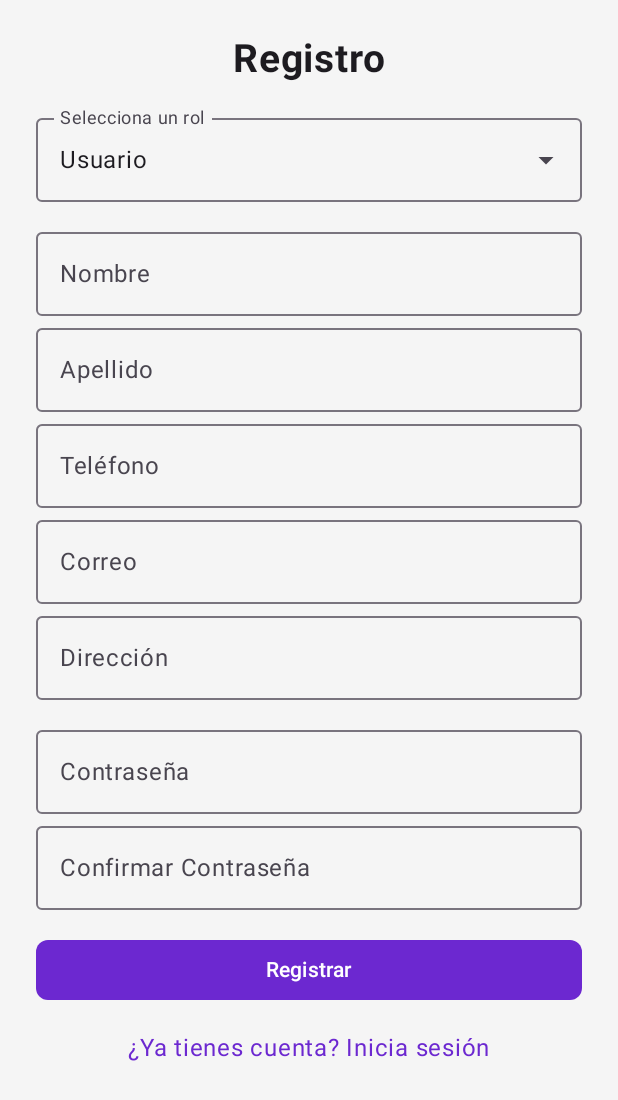
After one commit to Duvan0417/PetPedia_Android, an Android app built with Jetpack Compose: the composable RegisterScreen shown on its own in the app's theme, on a phone screen of 412 x 824 dp. The commit adds this screen. Shown: the top 1100 px of the screen. Run offline under Robolectric (Android 15) with nearby library versions, the phone set to English and light mode, and no system bars.

Commit message:
inicio y registro

```diff
--- /dev/null
+++ b/app/src/main/java/com/example/primerproyecto/RegisterScreen.kt
@@ -0,0 +1,188 @@
+package com.example.primerproyecto
+
+import androidx.compose.foundation.clickable
+import androidx.compose.foundation.layout.*
+import androidx.compose.foundation.shape.RoundedCornerShape
+import androidx.compose.material.icons.Icons
+import androidx.compose.material.icons.filled.ArrowDropDown
+import androidx.compose.material3.*
+import androidx.compose.runtime.*
+import androidx.compose.ui.Alignment
+import androidx.compose.ui.Modifier
+import androidx.compose.ui.graphics.Color
+import androidx.compose.ui.text.font.FontWeight
+import androidx.compose.ui.text.input.PasswordVisualTransformation
+import androidx.compose.ui.unit.dp
+import androidx.compose.ui.unit.sp
+
+@OptIn(ExperimentalMaterial3Api::class)
+@Composable
+fun RegisterScreen(
+    onRegister: () -> Unit,
+    onGoToLogin: () -> Unit
+) {
+    val roles = listOf("Veterinaria", "Usuario", "Entrenador", "Refugio")
+    var selectedRole by remember { mutableStateOf("Usuario") }
+    var expanded by remember { mutableStateOf(false) }
+
+    var nombre by remember { mutableStateOf("") }
+    var apellido by remember { mutableStateOf("") }
+    var telefono by remember { mutableStateOf("") }
+    var correo by remember { mutableStateOf("") }
+    var direccion by remember { mutableStateOf("") }
+    var horario by remember { mutableStateOf("") }
+    var password by remember { mutableStateOf("") }
+    var confirmPassword by remember { mutableStateOf("") }
+    var errorMessage by remember { mutableStateOf("") }
+
+    Column(
+        modifier = Modifier
+            .fillMaxSize()
+            .padding(24.dp),
+        horizontalAlignment = Alignment.CenterHorizontally
+    ) {
+        Text("Registro", fontSize = 26.sp, fontWeight = FontWeight.Bold)
+
+        Spacer(modifier = Modifier.height(16.dp))
+
+        // Campo que abre el menú
+        OutlinedTextField(
+            value = selectedRole,
+            onValueChange = {},
+            readOnly = true,
+            label = { Text("Selecciona un rol") },
+            trailingIcon = {
+                IconButton(onClick = { expanded = !expanded }) {
+                    Icon(Icons.Default.ArrowDropDown, contentDescription = null)
+                }
+            },
+            modifier = Modifier
+                .fillMaxWidth()
+                .clickable { expanded = !expanded }
+        )
+
+        DropdownMenu(
+            expanded = expanded,
+            onDismissRequest = { expanded = false },
+            modifier = Modifier.fillMaxWidth()
+        ) {
+            roles.forEach { role ->
+                DropdownMenuItem(
+                    text = { Text(role) },
+                    onClick = {
+                        selectedRole = role
+                        expanded = false
+                    }
+                )
+            }
+        }
+
+        Spacer(modifier = Modifier.height(12.dp))
+
+        OutlinedTextField(
+            value = nombre,
+            onValueChange = { nombre = it },
+            label = { Text("Nombre") },
+            modifier = Modifier.fillMaxWidth()
+        )
+
+        if (selectedRole == "Usuario") {
+            OutlinedTextField(
+                value = apellido,
+                onValueChange = { apellido = it },
+                label = { Text("Apellido") },
+                modifier = Modifier.fillMaxWidth()
+            )
+        }
+
+        if (selectedRole != "Refugio") {
+            OutlinedTextField(
+                value = telefono,
+                onValueChange = { telefono = it },
+                label = { Text("Teléfono") },
+                modifier = Modifier.fillMaxWidth()
+            )
+        }
+
+        OutlinedTextField(
+            value = correo,
+            onValueChange = { correo = it },
+            label = { Text("Correo") },
+            modifier = Modifier.fillMaxWidth()
+        )
+
+        OutlinedTextField(
+            value = direccion,
+            onValueChange = { direccion = it },
+            label = { Text("Dirección") },
+            modifier = Modifier.fillMaxWidth()
+        )
+
+        if (selectedRole == "Veterinaria") {
+            OutlinedTextField(
+                value = horario,
+                onValueChange = { horario = it },
+                label = { Text("Horario de atención") },
+                modifier = Modifier.fillMaxWidth()
+            )
+        }
+
+        Spacer(modifier = Modifier.height(12.dp))
+
+        OutlinedTextField(
+            value = password,
+            onValueChange = { password = it },
+            label = { Text("Contraseña") },
+            visualTransformation = PasswordVisualTransformation(),
+            modifier = Modifier.fillMaxWidth()
+        )
+
+        OutlinedTextField(
+            value = confirmPassword,
+            onValueChange = { confirmPassword = it },
+            label = { Text("Confirmar Contraseña") },
+            visualTransformation = PasswordVisualTransformation(),
+            modifier = Modifier.fillMaxWidth()
+        )
+
+        if (errorMessage.isNotEmpty()) {
+            Spacer(modifier = Modifier.height(8.dp))
+            Text(errorMessage, color = Color.Red, fontSize = 14.sp)
+        }
+
+        Spacer(modifier = Modifier.height(16.dp))
+
+        Button(
+            onClick = {
+                // validaciones
+                if (nombre.isBlank() || correo.isBlank() || password.isBlank() || confirmPassword.isBlank()) {
+                    errorMessage = "Por favor completa todos los campos obligatorios"
+                    return@Button
+                }
+                if (!android.util.Patterns.EMAIL_ADDRESS.matcher(correo).matches()) {
+                    errorMessage = "Correo inválido"
+                    return@Button
+                }
+                if (password != confirmPassword) {
+                    errorMessage = "Las contraseñas no coinciden"
+                    return@Button
+                }
+                // OK
+                errorMessage = ""
+                onRegister()
+            },
+            modifier = Modifier.fillMaxWidth(),
+            shape = RoundedCornerShape(8.dp),
+            colors = ButtonDefaults.buttonColors(containerColor = Color(0xFF6C28D0))
+        ) {
+            Text("Registrar", color = Color.White)
+        }
+
+        Spacer(modifier = Modifier.height(16.dp))
+        Text(
+            "¿Ya tienes cuenta? Inicia sesión",
+            color = Color(0xFF6C28D0),
+            modifier = Modifier.clickable { onGoToLogin() }
+        )
+    }
+}
```
Also changed, not shown: app/src/main/java/com/example/primerproyecto/LoginScreen.kt (added, +120 -0 lines), app/src/main/java/com/example/primerproyecto/MainActivity.kt (+19 -1 lines).
